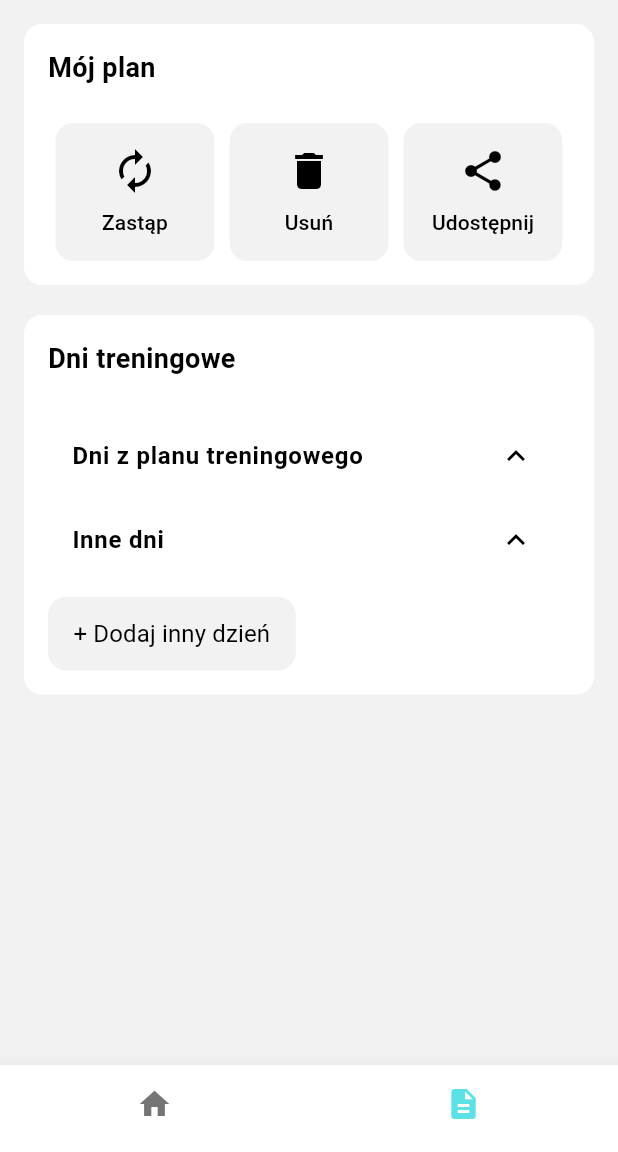
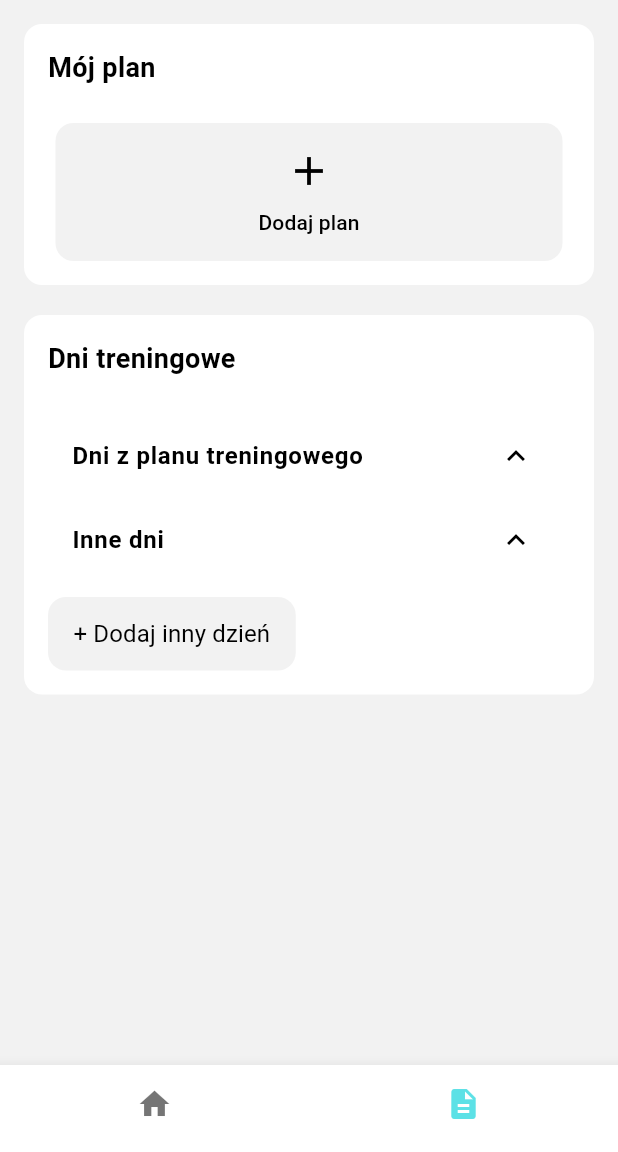
Before and after one commit to stanislawkaczmarek1/LiftDayApp, a Flutter app: the MainView screen opened directly, item 2 of the bottom bar chosen, on a phone screen of 412 x 824 dp, the part 84-1236 px from its top. Run offline on Flutter 3.47's test engine with Material 3 defaults, Android fonts, the phone set to English and light mode, and no system bars; our stand-ins replace bloc, flutter_bloc, shared_preferences, sqflite, table_calendar; accounts and stored records are empty.

Commit message:
working deleting plan in plans page

```diff
--- a/lib/constants/colors.dart
+++ b/lib/constants/colors.dart
@@ -5,3 +5,5 @@ const colorBlack = Colors.black;
 const colorLightGrey = Color.fromARGB(255, 242, 242, 242);
 const colorGray = Colors.grey;
 const colorBabyBlue = Color.fromARGB(255, 92, 225, 230);
+const colorTurquoise = Color.fromARGB(255, 2, 127, 132);
+const colorCeladon = Color.fromARGB(255, 192, 241, 243);
--- a/lib/dialogs/generic_title_dialog.dart
+++ b/lib/dialogs/generic_title_dialog.dart
@@ -13,7 +13,11 @@ Future<T?> showGenericTitleDialog<T>({
     context: context,
     builder: (context) {
       return AlertDialog(
-        title: Text(title),
+        title: Text(
+          title,
+          textAlign: TextAlign.center,
+          style: const TextStyle(fontSize: 18.0),
+        ),
         content: Text(content),
         actions: options.keys.map((optionTitle) {
           final T value = options[optionTitle];
--- a/lib/sevices/bloc/app_event.dart
+++ b/lib/sevices/bloc/app_event.dart
@@ -64,3 +64,7 @@ class EditEventPushSaveButton extends EditEvent {
 class EditEventEndedEdition extends EditEvent {
   const EditEventEndedEdition();
 }
+
+class EditEventPushDeletePlanButton extends EditEvent {
+  const EditEventPushDeletePlanButton();
+}
--- a/lib/sevices/bloc/app_state.dart
+++ b/lib/sevices/bloc/app_state.dart
@@ -57,3 +57,7 @@
 class EditStateDayUpdated extends EditState {
   const EditStateDayUpdated();
 }
+
+class EditStatePlanDeleted extends EditState {
+  const EditStatePlanDeleted();
+}
--- a/lib/sevices/bloc/config_bloc.dart
+++ b/lib/sevices/bloc/config_bloc.dart
@@ -110,7 +110,7 @@ class ConfigBloc extends Bloc<ConfigEvent, ConfigState> {
           for (TrainingDay exerciseDay in _exerciseDaysData) {
             await _exerciseService.saveTrainingDay(exerciseDay);
           }
-
+          _settingsService.setHasPlanFlag(true);
           _settingsService.setAppConfiguredFlag(true);
           emit(const ConfigStateMainView());
         }
--- a/lib/sevices/settings/settings_service.dart
+++ b/lib/sevices/settings/settings_service.dart
@@ -8,6 +8,7 @@ class SettingsService {
   bool _isInitialized = false;
 
   static const String _isConfiguredKey = 'isConfigured';
+  static const String _hasPlanKey = 'hasPlan';
 
   Future<void> init() async {
     _preferences = await SharedPreferences.getInstance();
@@ -30,4 +31,14 @@ class SettingsService {
     _ensureInitialized();
     return _preferences.getBool(_isConfiguredKey) ?? false;
   }
+
+  Future<void> setHasPlanFlag(bool value) async {
+    _ensureInitialized();
+    await _preferences.setBool(_hasPlanKey, value);
+  }
+
+  bool hasPlanFlag() {
+    _ensureInitialized();
+    return _preferences.getBool(_hasPlanKey) ?? false;
+  }
 }
--- a/lib/view/pages/plans_pages.dart
+++ b/lib/view/pages/plans_pages.dart
@@ -1,4 +1,5 @@
 import 'package:flutter/material.dart';
+import 'package:flutter/widgets.dart';
 import 'package:flutter_bloc/flutter_bloc.dart';
 import 'package:liftday/dialogs/are_you_sure_to_delate_plan.dart';
 import 'package:liftday/sevices/bloc/app_event.dart';
@@ -7,6 +8,7 @@ import 'package:liftday/sevices/bloc/edit_bloc.dart';
 import 'package:liftday/sevices/crud/training_day.dart';
 import 'package:liftday/sevices/crud/exercise_service.dart';
 import 'package:liftday/constants/colors.dart';
+import 'package:liftday/sevices/settings/settings_service.dart';
 import 'package:liftday/view/widgets/ui_elements.dart';
 
 class PlansPage extends StatefulWidget {
@@ -19,10 +21,18 @@ class PlansPage extends StatefulWidget {
 class _PlansPageState extends State<PlansPage> {
   bool isTrainingPlanExpanded = true;
   bool isOtherDaysExpanded = true;
+  late bool hasPlan;
 
   Future<List<TrainingDay>> _fetchTrainingDays() async {
     final exerciseService = ExerciseService();
     return await exerciseService.getTrainingDays();
+  }
+
+  @override
+  void initState() {
+    final settingsService = SettingsService();
+    hasPlan = settingsService.hasPlanFlag();
+    super.initState();
   }
 
   @override
@@ -38,6 +48,18 @@ class _PlansPageState extends State<PlansPage> {
             ScaffoldMessenger.of(context).showSnackBar(
               const SnackBar(
                   content: Text('Zapisno i zaktulizowano kalendarz')),
+            );
+          }
+        }
+        if (state is EditStatePlanDeleted) {
+          setState(() {
+            hasPlan = false;
+            _fetchTrainingDays();
+          });
+          context.read<EditBloc>().add(const EditEventEndedEdition());
+          if (mounted) {
+            ScaffoldMessenger.of(context).showSnackBar(
+              const SnackBar(content: Text('Usunięto plan')),
             );
           }
         }
@@ -68,16 +90,35 @@ class _PlansPageState extends State<PlansPage> {
                           ),
                         ),
                         const SizedBox(height: 24.0),
-                        Row(
-                          mainAxisAlignment: MainAxisAlignment.spaceBetween,
+                        hasPlan
+                            ? Row(
+                                mainAxisAlignment:
+                                    MainAxisAlignment.spaceBetween,
                                 children: [
-                            _buildTextButton("Zastąp", Icons.autorenew, () {}),
-                            _buildTextButton("Usuń", Icons.delete, () {
-                              showAreYouSureToDeletePlan(context);
+                                  _buildTextButton(
+                                      "Zastąp", Icons.autorenew, () {}),
+                                  _buildTextButton("Usuń", Icons.delete,
+                                      () async {
+                                    final delete =
+                                        await showAreYouSureToDeletePlan(
+                                            context);
+                                    if (delete && context.mounted) {
+                                      context.read<EditBloc>().add(
+                                          const EditEventPushDeletePlanButton());
+                                    }
                                   }),
-                            _buildTextButton("Udostępnij", Icons.share, () {
+                                  _buildTextButton("Udostępnij", Icons.share,
+                                      () {
                                     //_captureAndSharePng();
                                   }),
+                                ],
+                              )
+                            : Row(
+                                mainAxisAlignment:
+                                    MainAxisAlignment.spaceBetween,
+                                children: [
+                                  _buildTextButton(
+                                      "Dodaj plan", Icons.add, () {}),
                                 ],
                               ),
                       ],
```
Also changed, not shown: lib/dialogs/are_you_sure_to_delate_plan.dart (+5 -5 lines), lib/sevices/bloc/edit_bloc.dart (+12 -0 lines), lib/sevices/crud/exercise_service.dart (+55 -0 lines). Lines whose indentation alone changed are shown as unchanged.
